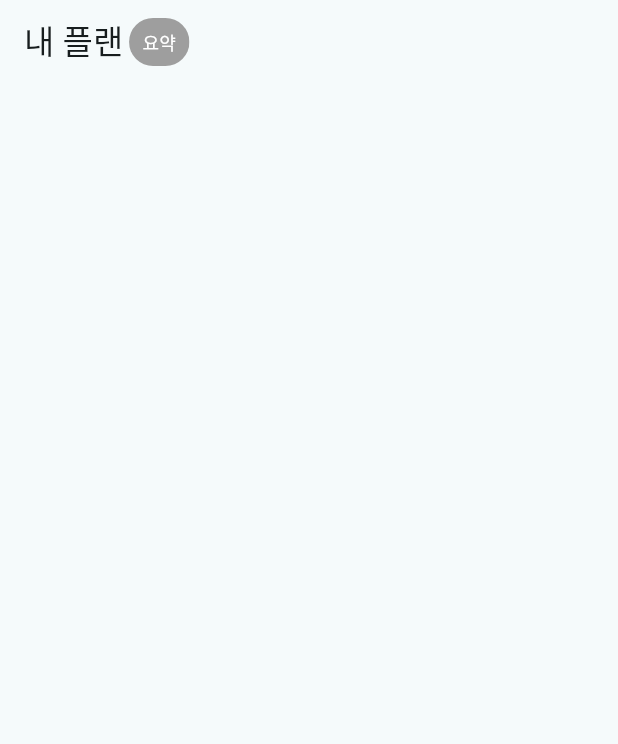
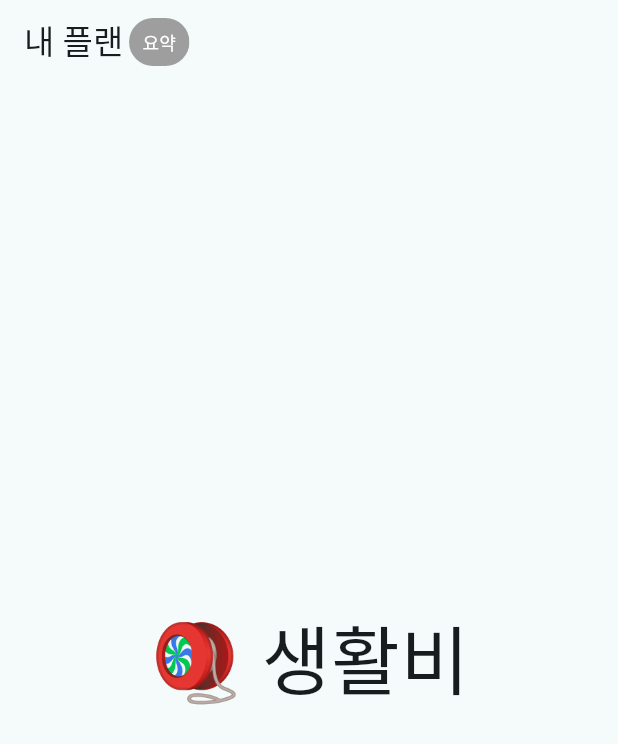
Before and after one commit to flutter-fantastic-crew/ej, a Flutter app: the screen it shows after launch, on a phone screen of 412 x 824 dp. Shown: the top 744 px of the screen. Run offline on Flutter 3.47's test engine with Material 3 defaults, Android fonts, the phone set to English and light mode, and no system bars.

Commit message:
🎨 Add body

```diff
--- a/lib/screens/plan_screen.dart
+++ b/lib/screens/plan_screen.dart
@@ -28,6 +28,12 @@ class _PlanScreenState extends State<PlanScreen> {
               )
             ],
           )),
+      body: const Center(
+          child: Text(
+            '🪀 생활비',
+            style: TextStyle(fontSize: 50),
+          ),
+        ),
     );
   }
 }
```
